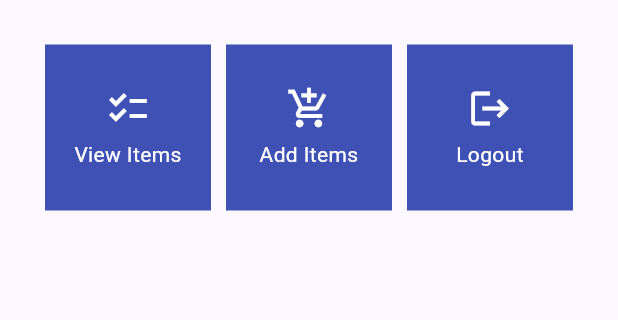
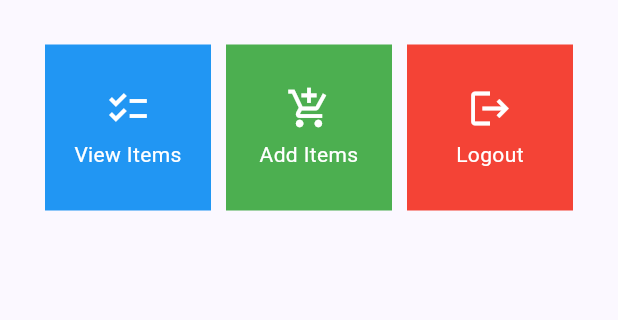
Before and after one commit to cyll0/cardco-mobile, a Flutter app: the screen it shows after launch, on a phone screen of 412 x 824 dp, the part 179-499 px from its top. Run offline on Flutter 3.47's test engine with Material 2 defaults, Android fonts, the phone set to English and light mode, and no system bars.

Commit message:
Finished Assignment 7 with bonus

```diff
--- a/lib/menu.dart
+++ b/lib/menu.dart
@@ -4,46 +4,26 @@ class MyHomePage extends StatelessWidget {
   MyHomePage({Key? key}) : super(key: key);
 
   final List<CardItem> items = [
-    CardItem("View Items", Icons.checklist),
-    CardItem("Add Items", Icons.add_shopping_cart),
-    CardItem("Logout", Icons.logout)
+    CardItem("View Items", Icons.checklist, Colors.blue),
+    CardItem("Add Items", Icons.add_shopping_cart, Colors.green),
+    CardItem("Logout", Icons.logout, Colors.red),
   ];
-
-  // This widget is the home page of your application. It is stateful, meaning
-  // that it has a State object (defined below) that contains fields that affect
-  // how it looks.
-
-  // This class is the configuration for the state. It holds the values (in this
-  // case the title) provided by the parent (in this case the App widget) and
-  // used by the build method of the State. Fields in a Widget subclass are
-  // always marked "final".
 
   @override
   Widget build(BuildContext context) {
-    // This method is rerun every time setState is called, for instance as done
-    // by the _incrementCounter method above.
-    //
-    // The Flutter framework has been optimized to make rerunning build methods
-    // fast, so that you can just rebuild anything that needs updating rather
-    // than having to individually change instances of widgets.
     return Scaffold(
       appBar: AppBar(
-        title: const Text(
-          'CardCo',
-        ),
+        title: const Text('CardCo'),
       ),
       body: SingleChildScrollView(
-        // Scrolling wrapper widget
         child: Padding(
-          padding: const EdgeInsets.all(10.0), // Set padding for the page
+          padding: const EdgeInsets.all(10.0),
           child: Column(
-            // Widget to display children vertically
             children: <Widget>[
               const Padding(
                 padding: EdgeInsets.only(top: 10.0, bottom: 10.0),
-                // Text widget to display text with center alignment and appropriate style
                 child: Text(
-                  'Card Collection', // Text indicating the shop name
+                  'Card Collection',
                   textAlign: TextAlign.center,
                   style: TextStyle(
                     fontSize: 30,
@@ -51,9 +31,7 @@ class MyHomePage extends StatelessWidget {
                   ),
                 ),
               ),
-              // Grid layout
               GridView.count(
-                // Container for our cards.
                 primary: true,
                 padding: const EdgeInsets.all(20),
                 crossAxisSpacing: 10,
@@ -61,7 +39,6 @@ class MyHomePage extends StatelessWidget {
                 crossAxisCount: 3,
                 shrinkWrap: true,
                 children: items.map((CardItem item) {
-                  // Iteration for each item
                   return ItemCard(item);
                 }).toList(),
               ),
@@ -76,30 +53,28 @@ class MyHomePage extends StatelessWidget {
 class CardItem {
   final String name;
   final IconData icon;
+  final Color color; // Added color property
 
-  CardItem(this.name, this.icon);
+  CardItem(this.name, this.icon, this.color);
 }
 
 class ItemCard extends StatelessWidget {
   final CardItem item;
 
-  const ItemCard(this.item, {Key? key}); // Constructor
+  const ItemCard(this.item, {Key? key});
 
   @override
   Widget build(BuildContext context) {
     return Material(
-      color: Colors.indigo,
+      color: item.color, // Use the provided color
       child: InkWell(
-        // Responsive touch area
         onTap: () {
-          // Show a SnackBar when clicked
           ScaffoldMessenger.of(context)
             ..hideCurrentSnackBar()
             ..showSnackBar(SnackBar(
                 content: Text("You clicked the ${item.name} button!")));
         },
         child: Container(
-          // Container to hold Icon and Text
           padding: const EdgeInsets.all(8),
           child: Center(
             child: Column(
```
Also changed, not shown: 1 other file.
